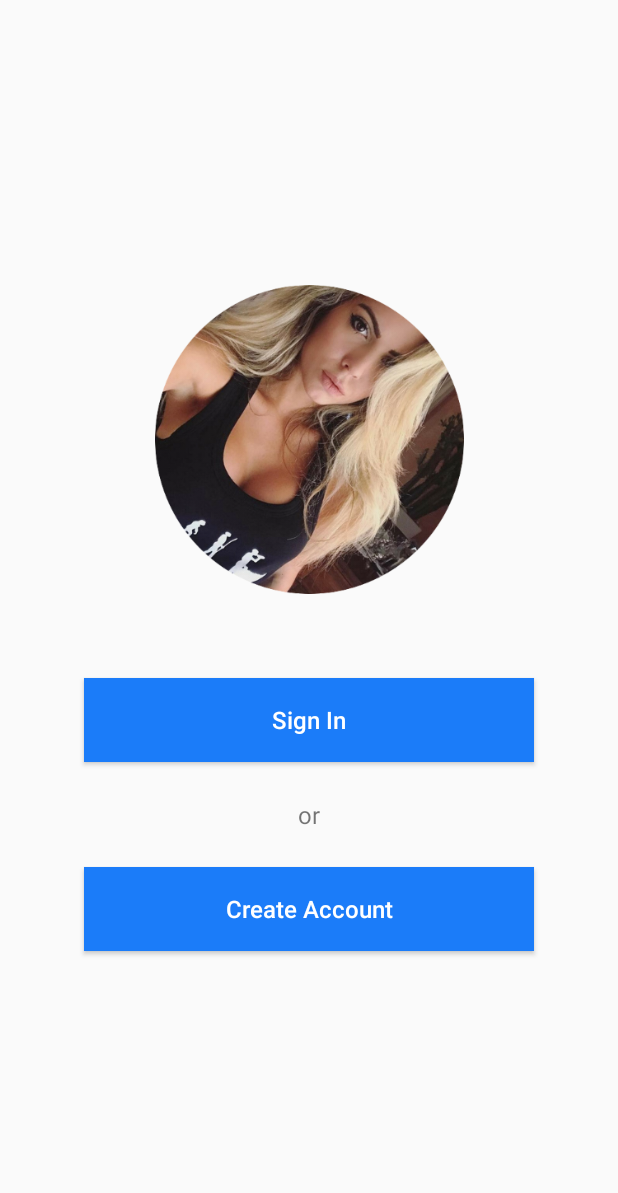
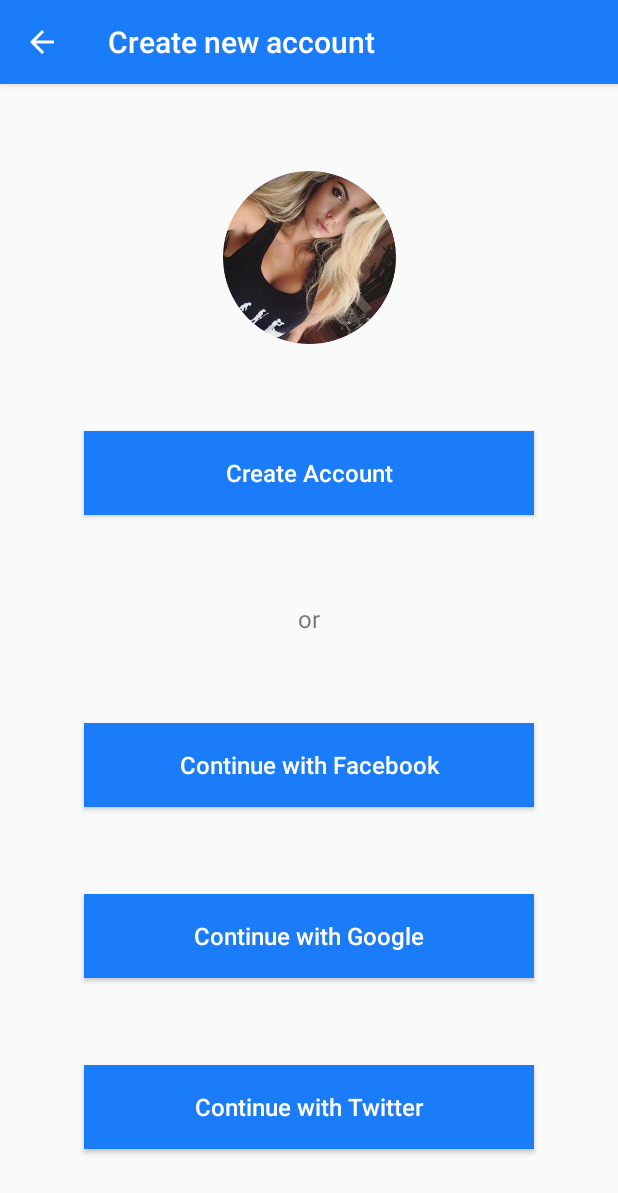
Before and after one commit to andrea-cola/kaori, an Android app: the screen it shows after launch (Kaori), after a tap on "Create Account", on a phone screen of 412 x 824 dp. Shown: the top 1193 px of the screen. Run offline under Robolectric (Android 15) with nearby library versions, the light colour scheme and no system bars.

Commit message:
Andrea Cola Implementate le prime due schermate della creazione account. Implementate tutte le schermate del login. Manca la logica del backend.

```diff
--- /dev/null
+++ b/app/src/main/java/com/kaori/kaori/LoginRegistrationFragments/CreateAccount1.java
@@ -0,0 +1,84 @@
+package com.kaori.kaori.LoginRegistrationFragments;
+
+import android.app.FragmentTransaction;
+import android.os.Bundle;
+import android.support.annotation.NonNull;
+import android.support.annotation.Nullable;
+import android.support.v4.app.Fragment;
+import android.view.LayoutInflater;
+import android.view.View;
+import android.view.ViewGroup;
+import android.widget.Button;
+
+import com.kaori.kaori.Constants;
+import com.kaori.kaori.Kaori;
+import com.kaori.kaori.R;
+
+/**
+ * This class handles the first pass in account creation.
+ */
+public class CreateAccount1 extends Fragment {
+
+    private final String BACK_STATE_NAME = getClass().getName();
+
+    @Nullable
+    @Override
+    public View onCreateView(@NonNull LayoutInflater inflater, @Nullable ViewGroup container, @Nullable Bundle savedInstanceState) {
+        View view = inflater.inflate(R.layout.reg1, container, false);
+
+        // show the title bar
+        if(getActivity() != null && isAdded()) {
+            ((Kaori) getActivity()).getSupportActionBar().show();
+            ((Kaori) getActivity()).getSupportActionBar().setTitle(Constants.titleCreate);
+        }
+
+        Button buttonCreateNewAccount, buttonFacebook, buttonTwitter, buttonGoogle;
+        buttonCreateNewAccount = view.findViewById(R.id.button_create_new_account);
+        buttonFacebook = view.findViewById(R.id.button_create_with_facebook);
+        buttonGoogle = view.findViewById(R.id.button_create_with_google);
+        buttonTwitter = view.findViewById(R.id.button_create_with_twitter);
+
+        buttonCreateNewAccount.setOnClickListener(new View.OnClickListener() {
+            @Override
+            public void onClick(View view) {
+                invokeTheNextFragment(new CreateAccount2());
+            }
+        });
+
+        buttonFacebook.setOnClickListener(new View.OnClickListener() {
+            @Override
+            public void onClick(View view) {
+
+            }
+        });
+
+        buttonGoogle.setOnClickListener(new View.OnClickListener() {
+            @Override
+            public void onClick(View view) {
+
+            }
+        });
+
+        buttonTwitter.setOnClickListener(new View.OnClickListener() {
+            @Override
+            public void onClick(View view) {
+
+            }
+        });
+
+        return view;
+    }
+
+    /**
+     * Method that handle the transition to the next fragment.
+     * TODO: scegliere la transizione più bella
+     */
+    private void invokeTheNextFragment(Fragment fragment){
+        if(getActivity() != null && isAdded())
+            getActivity().getSupportFragmentManager().beginTransaction()
+                    .replace(R.id.container, fragment)
+                    .setTransition(FragmentTransaction.TRANSIT_FRAGMENT_CLOSE)
+                    .addToBackStack(BACK_STATE_NAME)
+                    .commit();
+    }
+}
--- a/app/src/main/java/com/kaori/kaori/LoginRegistrationFragments/LoginRegistrationFragment.java
+++ b/app/src/main/java/com/kaori/kaori/LoginRegistrationFragments/LoginRegistrationFragment.java
@@ -30,6 +30,7 @@ public class LoginRegistrationFragment extends Fragment {
     public View onCreateView(@NonNull LayoutInflater inflater, @Nullable ViewGroup container, @Nullable Bundle savedInstanceState) {
         View view = inflater.inflate(R.layout.login1, container, false);
 
+        // hide the title bar
         if(getActivity() != null && isAdded())
             ((Kaori)getActivity()).getSupportActionBar().hide();
 
@@ -37,6 +38,7 @@ public class LoginRegistrationFragment extends Fragment {
         loginButton = view.findViewById(R.id.button_login);
         registrationButton = view.findViewById(R.id.button_registration);
 
+        // login button listener
         loginButton.setOnClickListener(new View.OnClickListener() {
             @Override
             public void onClick(View view) {
@@ -44,10 +46,11 @@ public class LoginRegistrationFragment extends Fragment {
             }
         });
 
+        // register button listener
         registrationButton.setOnClickListener(new View.OnClickListener() {
             @Override
             public void onClick(View view) {
-                // TODO: va chiamato il fragment della registrazione
+                invokeTheNextFragment(new CreateAccount1());
             }
         });
 
@@ -61,10 +64,10 @@ public class LoginRegistrationFragment extends Fragment {
     private void invokeTheNextFragment(Fragment fragment){
         if(getActivity() != null && isAdded())
             getActivity().getSupportFragmentManager().beginTransaction()
-                    .replace(R.id.container, fragment)
-                    .setTransition(FragmentTransaction.TRANSIT_FRAGMENT_FADE)
-                    .addToBackStack(BACK_STATE_NAME)
-                    .commit();
+                .replace(R.id.container, fragment)
+                .setTransition(FragmentTransaction.TRANSIT_FRAGMENT_CLOSE)
+                .addToBackStack(BACK_STATE_NAME)
+                .commit();
     }
 
 }
--- /dev/null
+++ b/app/src/main/res/layout/reg1.xml
@@ -0,0 +1,106 @@
+<?xml version="1.0" encoding="utf-8"?>
+<android.support.constraint.ConstraintLayout xmlns:android="http://schemas.android.com/apk/res/android"
+    xmlns:app="http://schemas.android.com/apk/res-auto"
+    xmlns:tools="http://schemas.android.com/tools"
+    android:id="@+id/entry_point_login"
+    android:layout_width="match_parent"
+    android:layout_height="match_parent"
+    tools:layout_editor_absoluteY="81dp">
+
+    <ImageView
+        android:id="@+id/imageView4"
+        android:layout_width="115dp"
+        android:layout_height="115dp"
+        app:layout_constraintBottom_toTopOf="@+id/button_create_new_account"
+        app:layout_constraintEnd_toEndOf="parent"
+        app:layout_constraintHorizontal_bias="0.5"
+        app:layout_constraintStart_toStartOf="parent"
+        app:layout_constraintTop_toTopOf="parent"
+        app:layout_constraintWidth_percent="0.30"
+        app:srcCompat="@mipmap/ludo" />
+
+    <Button
+        android:id="@+id/button_create_new_account"
+        style="@style/KaoriButton"
+        android:layout_width="0dp"
+        android:layout_height="@dimen/button_default_height"
+        android:layout_marginStart="16dp"
+        android:layout_marginEnd="16dp"
+        android:text="@string/title_register"
+        android:textColor="@android:color/white"
+        android:textSize="@dimen/text_size_default"
+        app:layout_constraintBottom_toTopOf="@+id/textView2"
+        app:layout_constraintEnd_toEndOf="parent"
+        app:layout_constraintHorizontal_bias="0.5"
+        app:layout_constraintWidth_max="@dimen/default_max_width"
+        app:layout_constraintWidth_min="@dimen/default_min_width"
+        app:layout_constraintStart_toStartOf="parent"
+        app:layout_constraintTop_toBottomOf="@+id/imageView4" />
+
+    <TextView
+        android:id="@+id/textView2"
+        android:layout_width="wrap_content"
+        android:layout_height="wrap_content"
+        android:text="or"
+        android:textSize="@dimen/text_size_default"
+        app:layout_constraintBottom_toTopOf="@+id/button_create_with_twitter"
+        app:layout_constraintEnd_toEndOf="parent"
+        app:layout_constraintHorizontal_bias="0.5"
+        app:layout_constraintStart_toStartOf="parent"
+        app:layout_constraintTop_toBottomOf="@+id/button_create_new_account" />
+
+    <Button
+        android:id="@+id/button_create_with_facebook"
+        style="@style/KaoriButton"
+        android:layout_width="0dp"
+        android:layout_height="@dimen/button_default_height"
+        android:layout_marginStart="16dp"
+        android:layout_marginEnd="16dp"
+        android:text="@string/title_twitter"
+        android:textColor="@android:color/white"
+        android:textSize="@dimen/text_size_default"
+        app:layout_constraintBottom_toBottomOf="parent"
+        app:layout_constraintEnd_toEndOf="parent"
+        app:layout_constraintHorizontal_bias="0.5"
+        app:layout_constraintWidth_max="@dimen/default_max_width"
+        app:layout_constraintWidth_min="@dimen/default_min_width"
+        app:layout_constraintStart_toStartOf="parent"
+        app:layout_constraintTop_toBottomOf="@+id/button_create_with_google" />
+
+    <Button
+        android:id="@+id/button_create_with_google"
+        style="@style/KaoriButton"
+        android:layout_width="0dp"
+        android:layout_height="@dimen/button_default_height"
+        android:layout_marginStart="16dp"
+        android:layout_marginEnd="16dp"
+        android:text="@string/title_google"
+        android:textColor="@android:color/white"
+        android:textSize="@dimen/text_size_default"
+        app:layout_constraintBottom_toTopOf="@+id/button_create_with_facebook"
+        app:layout_constraintEnd_toEndOf="parent"
+        app:layout_constraintHorizontal_bias="0.5"
+        app:layout_constraintWidth_max="@dimen/default_max_width"
+        app:layout_constraintWidth_min="@dimen/default_min_width"
+        app:layout_constraintStart_toStartOf="parent"
+        app:layout_constraintTop_toBottomOf="@+id/button_create_with_twitter" />
+
+    <Button
+        android:id="@+id/button_create_with_twitter"
+        style="@style/KaoriButton"
+        android:layout_width="0dp"
+        android:layout_height="@dimen/button_default_height"
+        android:layout_marginStart="16dp"
+        android:layout_marginEnd="16dp"
+        android:text="@string/title_facebook"
+        android:textColor="@android:color/white"
+        android:textSize="@dimen/text_size_default"
+        app:layout_constraintBottom_toTopOf="@+id/button_create_with_google"
+        app:layout_constraintEnd_toEndOf="parent"
+        app:layout_constraintHorizontal_bias="0.5"
+        app:layout_constraintWidth_max="@dimen/default_max_width"
+        app:layout_constraintWidth_min="@dimen/default_min_width"
+        app:layout_constraintStart_toStartOf="parent"
+        app:layout_constraintTop_toBottomOf="@+id/textView2" />
+
+</android.support.constraint.ConstraintLayout>
--- a/app/src/main/res/values/dimens.xml
+++ b/app/src/main/res/values/dimens.xml
@@ -4,4 +4,6 @@
     <dimen name="activity_vertical_margin">16dp</dimen>
     <dimen name="button_default_height">56dp</dimen>
     <dimen name="text_size_default">16sp</dimen>
+    <dimen name="default_max_width">300dp</dimen>
+    <dimen name="default_min_width">100dp</dimen>
 </resources>
--- a/app/src/main/res/values/strings.xml
+++ b/app/src/main/res/values/strings.xml
@@ -7,4 +7,7 @@
 
     <string name="title_login">Sign In</string>
     <string name="title_register">Create Account</string>
+    <string name="title_facebook">Continue with Facebook</string>
+    <string name="title_google">Continue with Google</string>
+    <string name="title_twitter">Continue with Twitter</string>
 </resources>
```
Also changed, not shown: app/src/main/java/com/kaori/kaori/Constants.java (+7 -1 lines), app/src/main/java/com/kaori/kaori/LoginRegistrationFragments/CreateAccount2.java (added, +29 -0 lines), app/src/main/java/com/kaori/kaori/LoginRegistrationFragments/LoginFragment.java (+56 -2 lines), app/src/main/res/layout/login2.xml (+67 -48 lines), app/src/main/res/layout/reg2.xml (added, +94 -0 lines).
